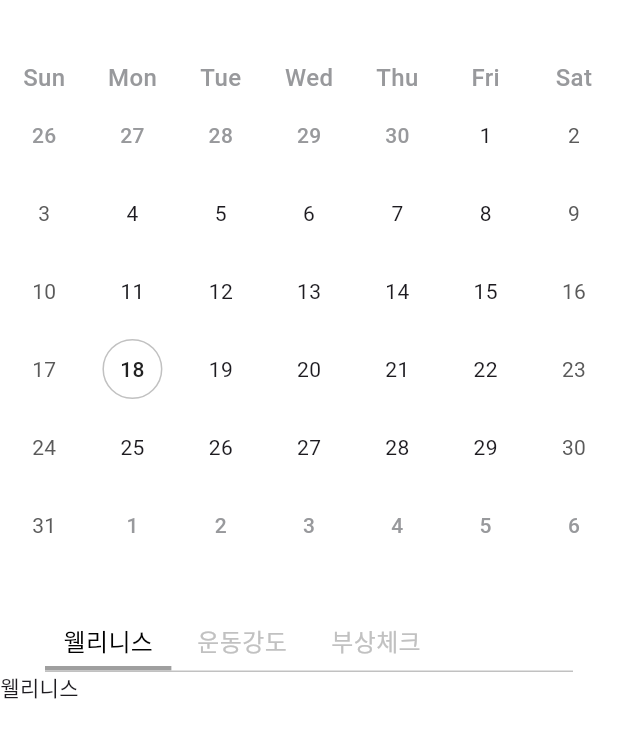
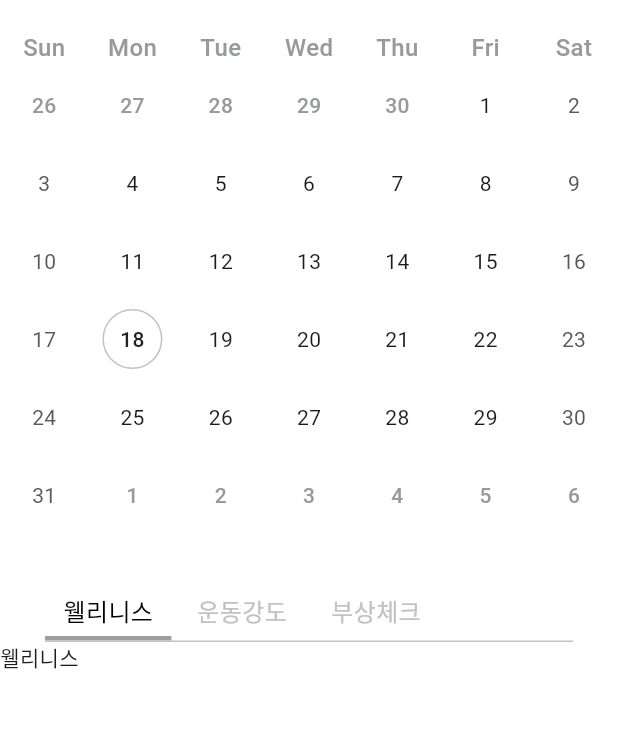
Before and after one commit to Younggun-Kim/PhysicalNote, a Flutter app: the DataPage widget shown alone on an empty page, opened directly, on a phone screen of 412 x 824 dp. Shown: the top 738 px of the screen. Run offline on Flutter 3.47's test engine with Material 3 defaults, Android fonts, the phone set to English and light mode, and no system bars; drawn by our look-alikes of table_calendar; our stand-ins replace calendar_date_picker2, easy_rich_text, fl_chart, flutter_svg, fluttertoast, get and 6 more; missing offline and left inert: expansion_widget, lazy_load_indexed_stack; accounts and stored records are empty; network calls fail; statements that could not run were skipped.

Commit message:
달력 커스텀 작업 중

```diff
--- a/lib/app/ui/page/data/data_page.dart
+++ b/lib/app/ui/page/data/data_page.dart
@@ -28,7 +28,7 @@ class DataPage extends GetView<DataController> {
               SliverList(
                 delegate: SliverChildListDelegate(
                   [
-                    const SizedBox(height: 40),
+                    const SizedBox(height: 20),
                     Obx(
                       () => _Calendar(
                         isOpen: controller.isCalendarOpen.value,
@@ -41,7 +41,7 @@ class DataPage extends GetView<DataController> {
                         onPressedNext: controller.onPressedCalendarNext,
                       ),
                     ),
-                    const SizedBox(height: 40),
+                    const SizedBox(height: 20),
                     Obx(
                       () => _DataMenu(
                         currentMenu: controller.menu.value,
@@ -290,7 +290,7 @@ class _Calendar extends StatelessWidget {
             /// 날짜 선택 처리.
             return currentDate == day;
           },
-        ),
+        ).paddingOnly(bottom: 20),
       );
 }
 
```
